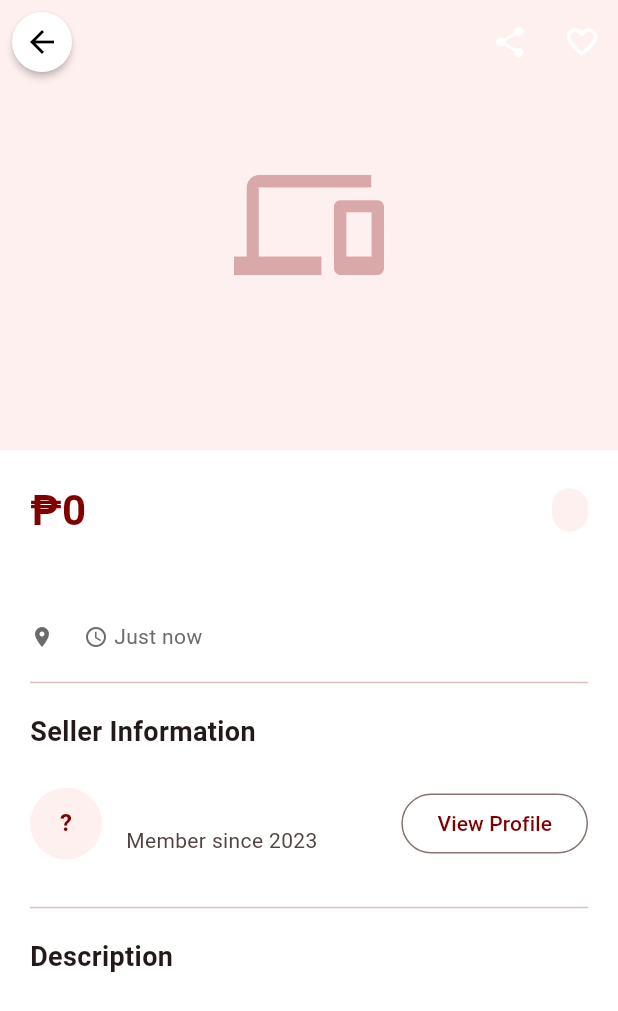
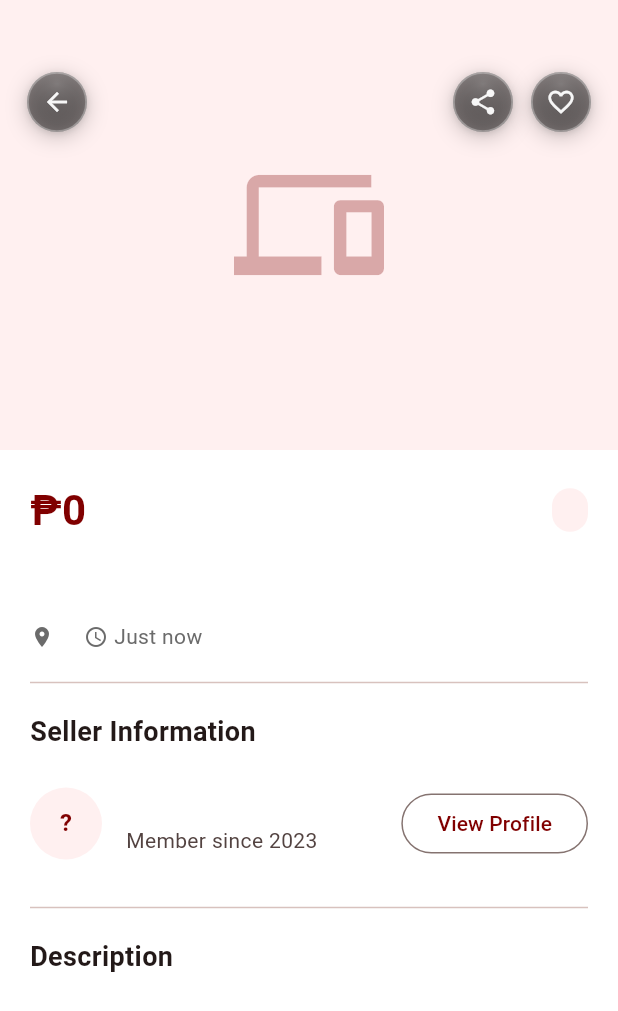
Before and after one commit to UPamakal/UPamakal, a Flutter app: the ListingDetailPage screen opened directly with empty values, on a phone screen of 412 x 824 dp. Shown: the top 1011 px of the screen. Run offline on Flutter 3.47's test engine with Material 3 defaults, Android fonts, the light colour scheme and no system bars; our stand-ins replace cloud_firestore, firebase_auth, firebase_core, firebase_messaging, flutter_dotenv, flutter_local_notifications and 3 more; accounts and stored records are empty.

Commit message:
fix: added adaptive buttons to accomodate light images

```diff
--- a/lib/views/listing_detail_page.dart
+++ b/lib/views/listing_detail_page.dart
@@ -9,6 +9,7 @@
 import 'profile_page.dart';
 import 'login_page.dart';
 import '../services/image_service.dart';
+import '../widgets/adaptive_favorite_button.dart';
 
 class ListingDetailPage extends StatelessWidget {
   final ListingModel listing;
@@ -353,8 +354,7 @@
 
   static String _formatPeso(num amount) => '₱${amount.round()}';
 
-  // FIXED: Now supports multiple images with PageView
-  Widget _buildListingImage(ListingModel listing) {
+  Widget _buildListingImage(ListingModel listing, BuildContext context) {
     // Build unique list of images (avoid duplicates)
     final Set<String> uniqueImages = {};
 
@@ -371,30 +371,89 @@
     }
 
     final images = uniqueImages.toList();
+    final primaryImage = images.isNotEmpty ? images.first : null;
 
     if (images.isEmpty) {
       return Container(
         color: AppColors.primaryLight,
+        child: Stack(
+          children: [
+            Center(
               child: Icon(
                 listing.category == 'Books' ? Icons.menu_book : Icons.devices,
                 size: 100,
                 color: AppColors.primary.withValues(alpha: 0.3),
               ),
+            ),
+            // Back button overlay (left side)
+            Positioned(
+              top: 48,
+              left: 18,
+              child: AdaptiveIconButton(
+                icon: Icons.arrow_back,
+                onPressed: () => Navigator.of(context).pop(),
+                imageBase64: primaryImage,
+                size: 40,
+                iconSize: 20,
+              ),
+            ),
+            // Action buttons overlay (right side)
+            Positioned(
+              top: 48,
+              right: 18,
+              child: Row(
+                children: [
+                  AdaptiveIconButton(
+                    icon: Icons.share,
+                    onPressed: () {},
+                    size: 40,
+                    iconSize: 20,
+                  ),
+                  const SizedBox(width: 12),
+                  if (context.read<AuthViewModel>().user != null)
+                    AdaptiveFavoriteButton(
+                      listingId: listing.id,
+                      userId: context.read<AuthViewModel>().user!.uid,
+                      imageBase64: null,
+                      size: 20,
+                    ),
+                ],
+              ),
+            ),
+          ],
+        ),
       );
     }
 
-  if (images.length == 1) {
-    return ImageService.base64ToImage(images.first, fit: BoxFit.cover);
-  }
-
-  // Show image indicator for multiple images
     return Stack(
       children: [
         PageView.builder(
           itemCount: images.length,
-        itemBuilder: (_, i) =>
-            ImageService.base64ToImage(images[i], fit: BoxFit.cover),
+          itemBuilder: (_, i) => ImageService.base64ToImage(images[i], fit: BoxFit.cover),
         ),
+        // Gradient overlay - now properly layered but DOES NOT cover buttons
+        // because buttons are rendered AFTER this gradient in the Stack
+        Positioned(
+          top: 0,
+          left: 0,
+          right: 0,
+          height: 120,
+          child: DecoratedBox(
+            decoration: BoxDecoration(
+              gradient: LinearGradient(
+                begin: Alignment.topCenter,
+                end: Alignment.bottomCenter,
+                colors: [
+                  Colors.black.withValues(alpha: 0.35),
+                  Colors.transparent,
+                ],
+              ),
+            ),
+          ),
+        ),
+
+        // Image counter indicator
+        if (images.length > 1)
           Positioned(
             bottom: 16,
             left: 0,
@@ -420,6 +479,51 @@
               ),
             ),
           ),
+
+        // Back button overlay (left side) - rendered AFTER gradient
+        Positioned(
+          top: 48,
+          left: 16,
+          child: AdaptiveIconButton(
+            icon: Icons.arrow_back,
+            onPressed: () => Navigator.of(context).pop(),
+            imageBase64: primaryImage,
+            size: 40,
+            iconSize: 20,
+          ),
+        ),
+
+        // Action buttons overlay (right side) - rendered AFTER gradient
+        Positioned(
+          top: 48,
+          right: 16,
+          child: Row(
+            children: [
+              AdaptiveIconButton(
+                icon: Icons.share,
+                onPressed: () {
+                  ScaffoldMessenger.of(context).showSnackBar(
+                    const SnackBar(
+                      content: Text('Share functionality coming soon!'),
+                      duration: Duration(seconds: 1),
+                    ),
+                  );
+                },
+                imageBase64: primaryImage,
+                size: 40,
+                iconSize: 20,
+              ),
+              const SizedBox(width: 12),
+              if (context.read<AuthViewModel>().user != null)
+                AdaptiveFavoriteButton(
+                  listingId: listing.id,
+                  userId: context.read<AuthViewModel>().user!.uid,
+                  imageBase64: primaryImage,
+                  size: 20,
+                ),
+            ],
+          ),
+        ),
       ],
     );
   }
@@ -434,6 +538,7 @@
     final authVM = context.watch<AuthViewModel>();
     final isSeller = authVM.user?.uid == listing.sellerId;
     final isLoggedIn = authVM.user != null;
+    final primaryImage = listing.imageBase64 ?? listing.imageBase64List.firstOrNull;
     final sellerUser = UserModel(
       uid: listing.sellerId,
       displayName: listing.sellerName,
@@ -449,31 +554,11 @@
             pinned: true,
             backgroundColor: AppColors.primary,
             automaticallyImplyLeading: false,
-            leading: Padding(
-              padding: const EdgeInsets.all(8),
-              child: Material(
-                color: Colors.white,
-                shape: const CircleBorder(),
-                elevation: 2,
-                child: IconButton(
-                  icon: const Icon(Icons.arrow_back, color: Colors.black),
-                  onPressed: () => Navigator.of(context).pop(),
+            // REMOVED: leading property - back button now in image overlay
+            flexibleSpace: FlexibleSpaceBar(
+              background: _buildListingImage(listing, context),
             ),
-              ),
-            ),
-            flexibleSpace: FlexibleSpaceBar(
-              background: _buildListingImage(listing),
-            ),
-            actions: [
-              IconButton(
-                icon: const Icon(Icons.share, color: Colors.white),
-                onPressed: () {},
-              ),
-              IconButton(
-                icon: const Icon(Icons.favorite_border, color: Colors.white),
-                onPressed: () {},
-              ),
-            ],
+            actions: const [], // Actions moved to image overlay for adaptability
           ),
           SliverToBoxAdapter(
             child: Padding(
--- /dev/null
+++ b/lib/widgets/adaptive_favorite_button.dart
@@ -0,0 +1,319 @@
+import 'package:flutter/material.dart';
+import 'package:flutter/services.dart';
+import '../services/image_service.dart';
+import 'favorite_button.dart';
+
+/// Adaptive favorite button that adjusts its background based on listing image.
+/// Uses a glassmorphism-style backdrop with smooth animations.
+class AdaptiveFavoriteButton extends StatefulWidget {
+  final String listingId;
+  final String userId;
+  final String? imageBase64;
+  final double size;
+  final bool showBackground;
+
+  const AdaptiveFavoriteButton({
+    super.key,
+    required this.listingId,
+    required this.userId,
+    this.imageBase64,
+    this.size = 20,
+    this.showBackground = true,
+  });
+
+  @override
+  State<AdaptiveFavoriteButton> createState() => _AdaptiveFavoriteButtonState();
+}
+
+class _AdaptiveFavoriteButtonState extends State<AdaptiveFavoriteButton>
+    with SingleTickerProviderStateMixin {
+  Color? _adaptiveBackgroundColor;
+  bool _isLoadingBackground = true;
+  late AnimationController _fadeController;
+  late Animation<double> _fadeAnimation;
+
+  @override
+  void initState() {
+    super.initState();
+    _fadeController = AnimationController(
+      vsync: this,
+      duration: const Duration(milliseconds: 250),
+    );
+    _fadeAnimation = CurvedAnimation(
+      parent: _fadeController,
+      curve: Curves.easeOut,
+    );
+    _loadAdaptiveBackground();
+  }
+
+  @override
+  void didUpdateWidget(AdaptiveFavoriteButton oldWidget) {
+    super.didUpdateWidget(oldWidget);
+    if (oldWidget.imageBase64 != widget.imageBase64) {
+      _loadAdaptiveBackground();
+    }
+  }
+
+  @override
+  void dispose() {
+    _fadeController.dispose();
+    super.dispose();
+  }
+
+  Future<void> _loadAdaptiveBackground() async {
+    if (!widget.showBackground || widget.imageBase64 == null) {
+      if (mounted) {
+        setState(() => _isLoadingBackground = false);
+        _fadeController.forward();
+      }
+      return;
+    }
+
+    try {
+      final bgColor =
+          await ImageService.getAdaptiveButtonBackground(widget.imageBase64!);
+      if (mounted) {
+        setState(() {
+          _adaptiveBackgroundColor = bgColor;
+          _isLoadingBackground = false;
+        });
+        _fadeController.forward();
+      }
+    } catch (e) {
+      if (mounted) {
+        setState(() {
+          _adaptiveBackgroundColor = Colors.black.withValues(alpha: 0.45);
+          _isLoadingBackground = false;
+        });
+        _fadeController.forward();
+      }
+    }
+  }
+
+  // Effective container size: icon size + padding
+  double get _containerSize => widget.size + 20;
+
+  @override
+  Widget build(BuildContext context) {
+    if (_isLoadingBackground) {
+      return _buildSkeleton();
+    }
+
+    final button = FavoriteButton(
+      listingId: widget.listingId,
+      userId: widget.userId,
+      size: widget.size,
+    );
+
+    if (!widget.showBackground) {
+      return FadeTransition(opacity: _fadeAnimation, child: button);
+    }
+
+    return FadeTransition(
+      opacity: _fadeAnimation,
+      child: _GlassButton(
+        size: _containerSize,
+        backgroundColor:
+            _adaptiveBackgroundColor ?? Colors.black.withValues(alpha: 0.45),
+        child: Center(child: button),
+      ),
+    );
+  }
+
+  Widget _buildSkeleton() {
+    return Container(
+      width: _containerSize,
+      height: _containerSize,
+      decoration: BoxDecoration(
+        color: Colors.white.withValues(alpha: 0.15),
+        shape: BoxShape.circle,
+      ),
+    );
+  }
+}
+
+/// Adaptive icon button (share / other actions) with glassmorphism styling.
+class AdaptiveIconButton extends StatefulWidget {
+  final IconData icon;
+  final VoidCallback onPressed;
+  final String? imageBase64;
+  final double size;
+  final double iconSize;
+
+  const AdaptiveIconButton({
+    super.key,
+    required this.icon,
+    required this.onPressed,
+    this.imageBase64,
+    this.size = 40,
+    this.iconSize = 20,
+  });
+
+  @override
+  State<AdaptiveIconButton> createState() => _AdaptiveIconButtonState();
+}
+
+class _AdaptiveIconButtonState extends State<AdaptiveIconButton>
+    with SingleTickerProviderStateMixin {
+  Color? _adaptiveBackgroundColor;
+  bool _isLoadingBackground = true;
+  late AnimationController _fadeController;
+  late Animation<double> _fadeAnimation;
+
+  @override
+  void initState() {
+    super.initState();
+    _fadeController = AnimationController(
+      vsync: this,
+      duration: const Duration(milliseconds: 250),
+    );
+    _fadeAnimation = CurvedAnimation(
+      parent: _fadeController,
+      curve: Curves.easeOut,
+    );
+    _loadAdaptiveBackground();
+  }
+
+  @override
+  void didUpdateWidget(AdaptiveIconButton oldWidget) {
+    super.didUpdateWidget(oldWidget);
+    if (oldWidget.imageBase64 != widget.imageBase64) {
+      _loadAdaptiveBackground();
+    }
+  }
+
+  @override
+  void dispose() {
+    _fadeController.dispose();
+    super.dispose();
+  }
+
+  Future<void> _loadAdaptiveBackground() async {
+    if (widget.imageBase64 == null) {
+      if (mounted) {
+        setState(() {
+          _adaptiveBackgroundColor = Colors.black.withValues(alpha: 0.45);
+          _isLoadingBackground = false;
+        });
+        _fadeController.forward();
+      }
+      return;
+    }
+
+    try {
+      final bgColor =
+          await ImageService.getAdaptiveButtonBackground(widget.imageBase64!);
+      if (mounted) {
+        setState(() {
+          _adaptiveBackgroundColor = bgColor;
+          _isLoadingBackground = false;
+        });
+        _fadeController.forward();
+      }
+    } catch (e) {
+      if (mounted) {
+        setState(() {
+          _adaptiveBackgroundColor = Colors.black.withValues(alpha: 0.45);
+          _isLoadingBackground = false;
+        });
+        _fadeController.forward();
+      }
+    }
+  }
+
+  @override
+  Widget build(BuildContext context) {
+    if (_isLoadingBackground) {
+      return Container(
+        width: widget.size,
+        height: widget.size,
+        decoration: BoxDecoration(
+          color: Colors.white.withValues(alpha: 0.15),
+          shape: BoxShape.circle,
+        ),
+      );
+    }
+
+    return FadeTransition(
+      opacity: _fadeAnimation,
+      child: _GlassButton(
+        size: widget.size,
+        backgroundColor:
+            _adaptiveBackgroundColor ?? Colors.black.withValues(alpha: 0.45),
+        child: IconButton(
+          onPressed: () {
+            HapticFeedback.lightImpact();
+            widget.onPressed();
+          },
+          icon: Icon(widget.icon, color: Colors.white, size: widget.iconSize),
+          padding: EdgeInsets.zero,
+          splashRadius: widget.size / 2,
+          splashColor: Colors.white.withValues(alpha: 0.2),
+          highlightColor: Colors.white.withValues(alpha: 0.1),
+        ),
+      ),
+    );
+  }
+}
+
+/// Internal glassmorphism-style circular button container.
+/// Applies a frosted-glass look with a subtle inner highlight ring
+/// and a soft drop shadow — readable over any image brightness.
+class _GlassButton extends StatelessWidget {
+  final double size;
+  final Color backgroundColor;
+  final Widget child;
+
+  const _GlassButton({
+    required this.size,
+    required this.backgroundColor,
+    required this.child,
+  });
+
+  @override
+  Widget build(BuildContext context) {
+    return Container(
+      width: size,
+      height: size,
+      decoration: BoxDecoration(
+        shape: BoxShape.circle,
+        // Main frosted fill
+        color: backgroundColor,
+        // Thin top-highlight ring simulating glass refraction
+        border: Border.all(
+          color: Colors.white.withValues(alpha: 0.30),
+          width: 1.2,
+        ),
+        boxShadow: [
+          // Soft ambient shadow for lift
+          BoxShadow(
+            color: Colors.black.withValues(alpha: 0.22),
+            blurRadius: 12,
+            spreadRadius: 0,
+            offset: const Offset(0, 3),
+          ),
+          // Tight crisp shadow for definition
+          BoxShadow(
+            color: Colors.black.withValues(alpha: 0.10),
+            blurRadius: 3,
+            spreadRadius: 0,
+            offset: const Offset(0, 1),
+          ),
+        ],
+      ),
+      // Inner highlight arc at the top of the circle
+      foregroundDecoration: BoxDecoration(
+        shape: BoxShape.circle,
+        gradient: RadialGradient(
+          center: const Alignment(0, -0.6),
+          radius: 0.8,
+          colors: [
+            Colors.white.withValues(alpha: 0.14),
+            Colors.transparent,
+          ],
+        ),
+      ),
+      child: child,
+    );
+  }
+}
```
Also changed, not shown: lib/services/image_service.dart (+143 -16 lines), lib/views/home_page.dart (+23 -32 lines). Lines whose indentation alone changed are shown as unchanged.
